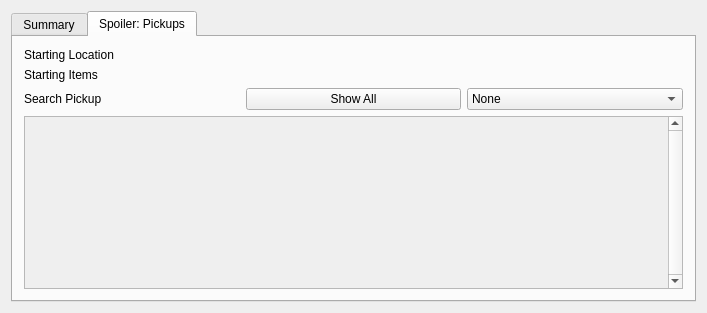
randovania/randovania, file randovania/gui/ui_files/seed_details_window.ui: the form before one commit.
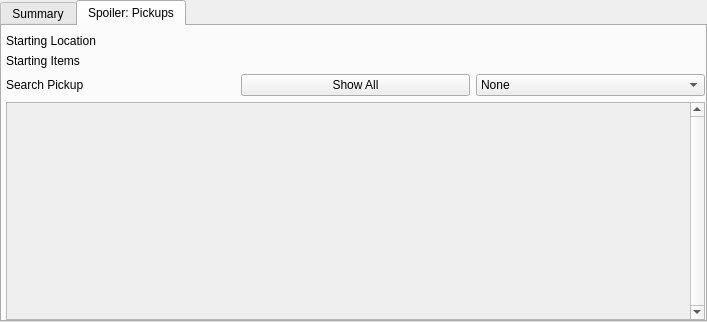
The form after the commit. The open tabs and pages were chosen to show the change.

Commit message: Iterate on margins for all layouts

Patch:
```diff
--- a/randovania/gui/ui_files/seed_details_window.ui
+++ b/randovania/gui/ui_files/seed_details_window.ui
@@ -7,7 +7,7 @@
     <x>0</x>
     <y>0</y>
     <width>707</width>
-    <height>313</height>
+    <height>322</height>
    </rect>
   </property>
   <property name="windowTitle">
@@ -24,6 +24,18 @@
     <enum>Qt::LeftToRight</enum>
    </property>
    <layout class="QVBoxLayout" name="verticalLayout">
+    <property name="leftMargin">
+     <number>0</number>
+    </property>
+    <property name="topMargin">
+     <number>0</number>
+    </property>
+    <property name="rightMargin">
+     <number>0</number>
+    </property>
+    <property name="bottomMargin">
+     <number>0</number>
+    </property>
     <item>
      <widget class="QTabWidget" name="layout_info_tab">
       <property name="currentIndex">
@@ -148,7 +160,19 @@
        <attribute name="title">
         <string>Spoiler: Pickups</string>
        </attribute>
-       <layout class="QGridLayout" name="gridLayout_2">
+       <layout class="QGridLayout" name="spoiler_pickup_layout">
+        <property name="leftMargin">
+         <number>4</number>
+        </property>
+        <property name="topMargin">
+         <number>8</number>
+        </property>
+        <property name="rightMargin">
+         <number>0</number>
+        </property>
+        <property name="bottomMargin">
+         <number>0</number>
+        </property>
         <item row="2" column="2">
          <widget class="QComboBox" name="pickup_spoiler_pickup_combobox">
           <item>
@@ -194,14 +218,17 @@
             <rect>
              <x>0</x>
              <y>0</y>
-             <width>651</width>
-             <height>159</height>
+             <width>677</width>
+             <height>167</height>
             </rect>
            </property>
            <layout class="QVBoxLayout" name="verticalLayout_3">
             <property name="leftMargin">
              <number>3</number>
             </property>
+            <property name="topMargin">
+             <number>0</number>
+            </property>
             <property name="rightMargin">
              <number>3</number>
             </property>
```
Left out of the diff: 18 changed lines with no effect on the pictures. The commit also changes 8 other files.
